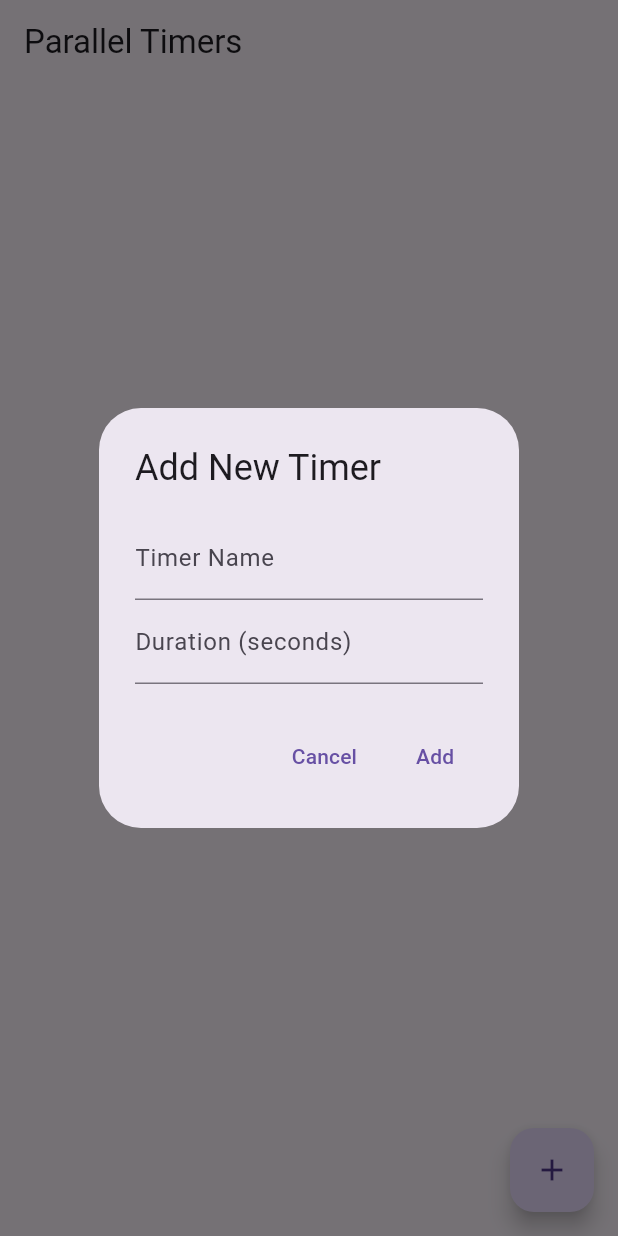
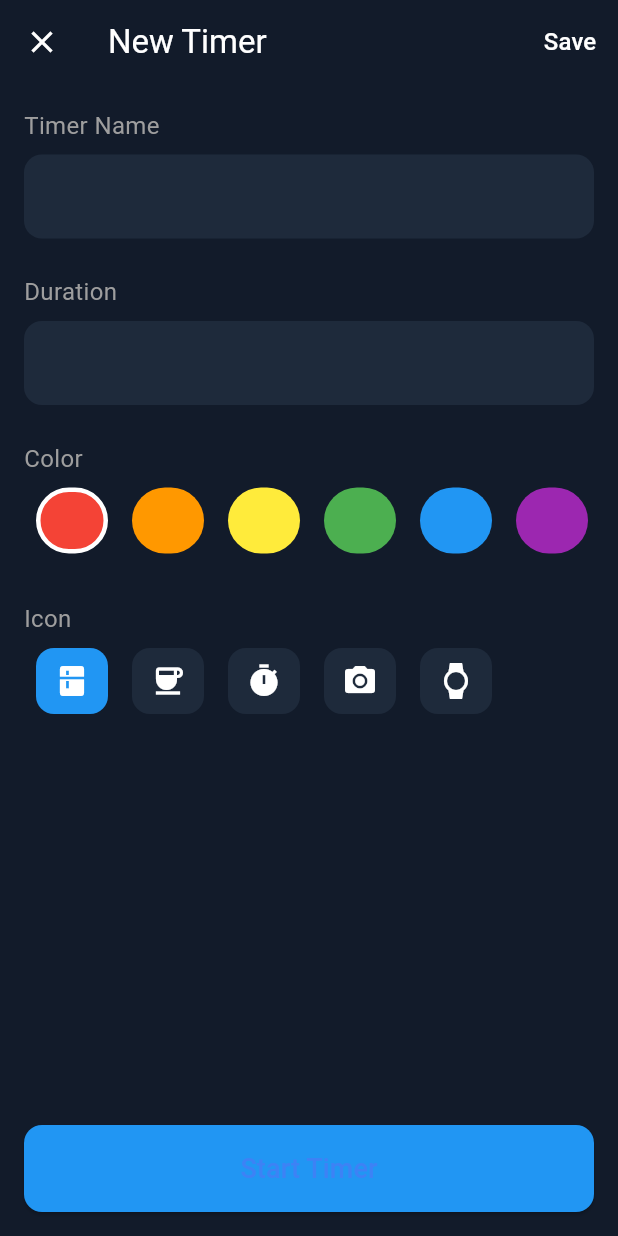
Before and after one commit to Sedocan87/MultiTimer, a Flutter app: the screen it shows after launch, after a tap on the "add" icon, on a phone screen of 412 x 824 dp. Run offline on Flutter 3.47's test engine with Material 3 defaults, Android fonts, the phone set to English and light mode, and no system bars; our stand-ins replace flutter_local_notifications, flutter_riverpod, google_mobile_ads, riverpod_annotation; generated files the repository leaves out were written again; network calls fail.

Commit message:
feat: Redesign application UI to match modern design

```diff
--- a/parallel_timers/lib/main.dart
+++ b/parallel_timers/lib/main.dart
@@ -36,7 +36,21 @@ class MyApp extends StatelessWidget {
     return MaterialApp(
       title: 'Parallel Timers',
       theme: ThemeData(
-        primarySwatch: Colors.blue,
+        brightness: Brightness.dark,
+        scaffoldBackgroundColor: const Color(0xFF121B2A),
+        primaryColor: const Color(0xFF121B2A),
+        colorScheme: const ColorScheme.dark(
+          primary: Color(0xFF3D82F5),
+          secondary: Color(0xFF3D82F5),
+        ),
+        appBarTheme: const AppBarTheme(
+          backgroundColor: Color(0xFF121B2A),
+          elevation: 0,
+        ),
+        textTheme: const TextTheme(
+          bodyLarge: TextStyle(color: Colors.white),
+          bodyMedium: TextStyle(color: Colors.white),
+        ),
       ),
       home: const HomeScreen(),
     );
--- a/parallel_timers/lib/screens/home_screen.dart
+++ b/parallel_timers/lib/screens/home_screen.dart
@@ -1,6 +1,7 @@
 import 'package:flutter/material.dart';
 import 'package:flutter_riverpod/flutter_riverpod.dart';
 import 'package:parallel_timers/providers/timer_provider.dart';
+import 'package:parallel_timers/screens/new_timer_screen.dart';
 import 'package:parallel_timers/widgets/banner_ad_widget.dart';
 import 'package:parallel_timers/widgets/timer_card.dart';
 
@@ -10,13 +11,50 @@ class HomeScreen extends ConsumerWidget {
   @override
   Widget build(BuildContext context, WidgetRef ref) {
     final timers = ref.watch(timerProvider);
+    final runningTimers = timers.where((timer) => timer.isRunning).length;
 
     return Scaffold(
-      appBar: AppBar(
-        title: const Text('Parallel Timers'),
+      body: SafeArea(
+        child: Column(
+          crossAxisAlignment: CrossAxisAlignment.start,
+          children: [
+            Padding(
+              padding: const EdgeInsets.all(16.0),
+              child: Row(
+                mainAxisAlignment: MainAxisAlignment.spaceBetween,
+                children: [
+                  Column(
+                    crossAxisAlignment: CrossAxisAlignment.start,
+                    children: [
+                      const Text(
+                        'Active Timers',
+                        style: TextStyle(
+                          fontSize: 32,
+                          fontWeight: FontWeight.bold,
                         ),
-      body: Column(
-        children: [
+                      ),
+                      Text(
+                        '$runningTimers running',
+                        style: const TextStyle(
+                          fontSize: 16,
+                          color: Colors.grey,
+                        ),
+                      ),
+                    ],
+                  ),
+                  IconButton(
+                    icon: const Icon(Icons.add, size: 32),
+                    onPressed: () {
+                      Navigator.of(context).push(
+                        MaterialPageRoute(
+                          builder: (context) => const NewTimerScreen(),
+                        ),
+                      );
+                    },
+                  ),
+                ],
+              ),
+            ),
             Expanded(
               child: ListView.builder(
                 itemCount: timers.length,
@@ -29,83 +67,23 @@ class HomeScreen extends ConsumerWidget {
             const BannerAdWidget(),
           ],
         ),
-      floatingActionButton: FloatingActionButton(
-        onPressed: () {
-          if (timers.length < 3) {
-            _showAddTimerDialog(context, ref);
-          } else {
-            _showTimerLimitDialog(context);
-          }
+      ),
+      bottomNavigationBar: BottomNavigationBar(
+        items: const [
+          BottomNavigationBarItem(
+            icon: Icon(Icons.timer),
+            label: 'Timers',
+          ),
+          BottomNavigationBarItem(
+            icon: Icon(Icons.edit),
+            label: 'Templates',
+          ),
+        ],
+        currentIndex: 0,
+        onTap: (index) {
+          // Handle navigation later
         },
-        child: const Icon(Icons.add),
       ),
     );
   }
-
-  void _showAddTimerDialog(BuildContext context, WidgetRef ref) {
-    final nameController = TextEditingController();
-    final durationController = TextEditingController();
-
-    showDialog(
-      context: context,
-      builder: (context) {
-        return AlertDialog(
-          title: const Text('Add New Timer'),
-          content: Column(
-            mainAxisSize: MainAxisSize.min,
-            children: [
-              TextField(
-                controller: nameController,
-                decoration: const InputDecoration(labelText: 'Timer Name'),
-              ),
-              TextField(
-                controller: durationController,
-                decoration: const InputDecoration(labelText: 'Duration (seconds)'),
-                keyboardType: TextInputType.number,
-              ),
-            ],
-          ),
-          actions: [
-            TextButton(
-              onPressed: () => Navigator.of(context).pop(),
-              child: const Text('Cancel'),
-            ),
-            TextButton(
-              onPressed: () {
-                final name = nameController.text;
-                final duration = int.tryParse(durationController.text) ?? 0;
-                if (name.isNotEmpty && duration > 0) {
-                  ref.read(timerProvider.notifier).addTimer(
-                        name: name,
-                        duration: Duration(seconds: duration),
-                        color: Colors.blue, // Placeholder color
-                      );
-                  Navigator.of(context).pop();
 }
-              },
-              child: const Text('Add'),
-            ),
-          ],
-        );
-      },
-    );
-  }
-
-  void _showTimerLimitDialog(BuildContext context) {
-    showDialog(
-      context: context,
-      builder: (context) {
-        return AlertDialog(
-          title: const Text('Timer Limit Reached'),
-          content: const Text('Upgrade to the Pro version to run more than 3 timers at once.'),
-          actions: [
-            TextButton(
-              onPressed: () => Navigator.of(context).pop(),
-              child: const Text('OK'),
-            ),
-          ],
-        );
-      },
-    );
-  }
-}
--- /dev/null
+++ b/parallel_timers/lib/screens/new_timer_screen.dart
@@ -0,0 +1,192 @@
+import 'package:flutter/material.dart';
+import 'package:flutter_riverpod/flutter_riverpod.dart';
+import 'package:parallel_timers/providers/timer_provider.dart';
+
+class NewTimerScreen extends ConsumerStatefulWidget {
+  const NewTimerScreen({super.key});
+
+  @override
+  ConsumerState<NewTimerScreen> createState() => _NewTimerScreenState();
+}
+
+class _NewTimerScreenState extends ConsumerState<NewTimerScreen> {
+  final _nameController = TextEditingController();
+  final _durationController = TextEditingController();
+  Color _selectedColor = Colors.red;
+  IconData _selectedIcon = Icons.kitchen;
+
+  final List<Color> _colors = [
+    Colors.red,
+    Colors.orange,
+    Colors.yellow,
+    Colors.green,
+    Colors.blue,
+    Colors.purple,
+    Colors.pink,
+  ];
+
+  final List<IconData> _icons = [
+    Icons.kitchen,
+    Icons.coffee,
+    Icons.timer,
+    Icons.camera_alt,
+    Icons.watch,
+  ];
+
+  @override
+  Widget build(BuildContext context) {
+    return Scaffold(
+      appBar: AppBar(
+        title: const Text('New Timer'),
+        leading: IconButton(
+          icon: const Icon(Icons.close),
+          onPressed: () => Navigator.of(context).pop(),
+        ),
+        actions: [
+          TextButton(
+            onPressed: _saveTimer,
+            child: const Text('Save', style: TextStyle(color: Colors.white, fontSize: 16)),
+          ),
+        ],
+      ),
+      body: Padding(
+        padding: const EdgeInsets.all(16.0),
+        child: Column(
+          crossAxisAlignment: CrossAxisAlignment.start,
+          children: [
+            _buildTextField(label: 'Timer Name', controller: _nameController),
+            const SizedBox(height: 24),
+            _buildTextField(label: 'Duration', controller: _durationController, keyboardType: TextInputType.number),
+            const SizedBox(height: 24),
+            _buildSectionTitle('Color'),
+            _buildColorSelector(),
+            const SizedBox(height: 24),
+            _buildSectionTitle('Icon'),
+            _buildIconSelector(),
+            const Spacer(),
+            _buildStartButton(),
+          ],
+        ),
+      ),
+    );
+  }
+
+  Widget _buildTextField({required String label, required TextEditingController controller, TextInputType? keyboardType}) {
+    return Column(
+      crossAxisAlignment: CrossAxisAlignment.start,
+      children: [
+        Text(label, style: const TextStyle(fontSize: 16, color: Colors.grey)),
+        const SizedBox(height: 8),
+        TextField(
+          controller: controller,
+          keyboardType: keyboardType,
+          decoration: InputDecoration(
+            filled: true,
+            fillColor: const Color(0xFF1E2A3B),
+            border: OutlineInputBorder(
+              borderRadius: BorderRadius.circular(12),
+              borderSide: BorderSide.none,
+            ),
+          ),
+        ),
+      ],
+    );
+  }
+
+  Widget _buildSectionTitle(String title) {
+    return Text(title, style: const TextStyle(fontSize: 16, color: Colors.grey));
+  }
+
+  Widget _buildColorSelector() {
+    return SizedBox(
+      height: 60,
+      child: ListView.builder(
+        scrollDirection: Axis.horizontal,
+        itemCount: _colors.length,
+        itemBuilder: (context, index) {
+          final color = _colors[index];
+          return GestureDetector(
+            onTap: () => setState(() => _selectedColor = color),
+            child: Container(
+              width: 48,
+              height: 48,
+              margin: const EdgeInsets.symmetric(horizontal: 8, vertical: 8),
+              decoration: BoxDecoration(
+                color: color,
+                borderRadius: BorderRadius.circular(24),
+                border: _selectedColor == color ? Border.all(color: Colors.white, width: 3) : null,
+              ),
+            ),
+          );
+        },
+      ),
+    );
+  }
+
+  Widget _buildIconSelector() {
+    return SizedBox(
+      height: 60,
+      child: ListView.builder(
+        scrollDirection: Axis.horizontal,
+        itemCount: _icons.length,
+        itemBuilder: (context, index) {
+          final icon = _icons[index];
+          return GestureDetector(
+            onTap: () => setState(() => _selectedIcon = icon),
+            child: Container(
+              width: 48,
+              height: 48,
+              margin: const EdgeInsets.symmetric(horizontal: 8, vertical: 8),
+              decoration: BoxDecoration(
+                color: _selectedIcon == icon ? Colors.blue : const Color(0xFF1E2A3B),
+                borderRadius: BorderRadius.circular(12),
+              ),
+              child: Icon(icon, color: Colors.white),
+            ),
+          );
+        },
+      ),
+    );
+  }
+
+  Widget _buildStartButton() {
+    return SizedBox(
+      width: double.infinity,
+      child: ElevatedButton(
+        onPressed: _startTimer,
+        style: ElevatedButton.styleFrom(
+          backgroundColor: Colors.blue,
+          padding: const EdgeInsets.symmetric(vertical: 16),
+          shape: RoundedRectangleBorder(
+            borderRadius: BorderRadius.circular(12),
+          ),
+        ),
+        child: const Text('Start Timer', style: TextStyle(fontSize: 18)),
+      ),
+    );
+  }
+
+  void _saveTimer() {
+    _addTimer(isRunning: false);
+  }
+
+  void _startTimer() {
+    _addTimer(isRunning: true);
+  }
+
+  void _addTimer({required bool isRunning}) {
+    final name = _nameController.text;
+    final duration = int.tryParse(_durationController.text) ?? 0;
+
+    if (name.isNotEmpty && duration > 0) {
+      ref.read(timerProvider.notifier).addTimer(
+            name: name,
+            duration: Duration(seconds: duration),
+            color: _selectedColor,
+            icon: _selectedIcon,
+            isRunning: isRunning,
+          );
+      Navigator.of(context).pop();
+    }
+  }
+}
```
Also changed, not shown: parallel_timers/lib/models/timer_model.dart (+13 -11 lines), parallel_timers/lib/providers/timer_provider.dart (+26 -20 lines), parallel_timers/lib/timer_model.dart (deleted, +0 -19 lines), parallel_timers/lib/widgets/timer_card.dart (+53 -27 lines), parallel_timers/lib/providers/timer_provider.g.dart, parallel_timers/pubspec.lock, 1 other file. Lines whose indentation alone changed are shown as unchanged.
